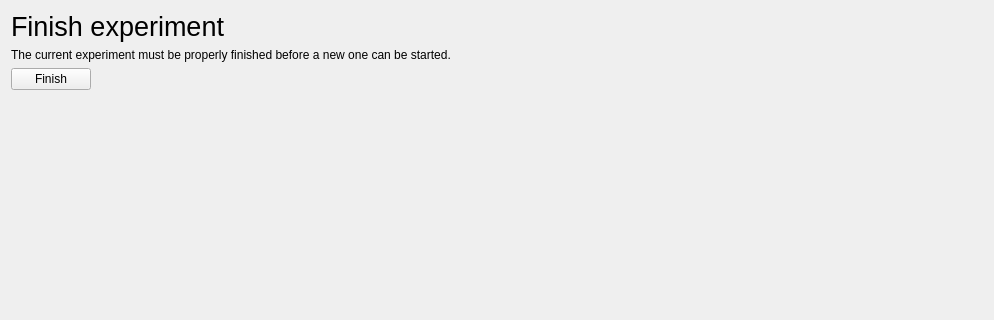
Above: nicos_ess/gui/panels/ui_files/finish_exp.ui from mlz-ictrl/nicos before the change; both pictures show x 0 to 994 and y 0 to 320 of the 994 by 687 pixel window. Below: the same form after it.
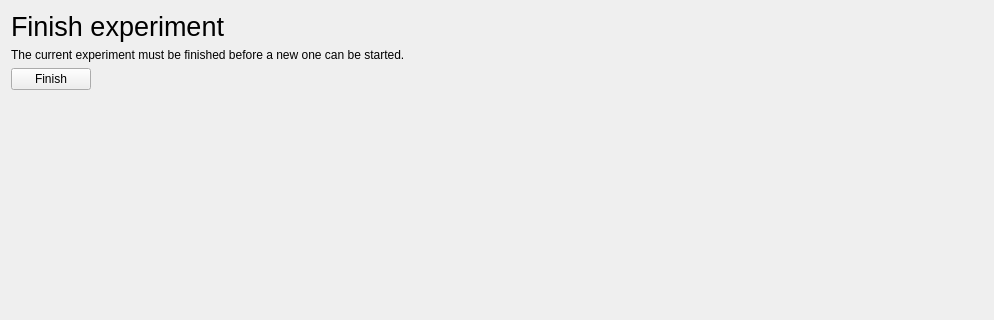
That is the form after the change.

Commit message:
ESS: Modify Finish Exp tab
Remove 'properly' from the statement in finish tab experiment.

Patch:
```diff
--- a/nicos_ess/gui/panels/ui_files/finish_exp.ui
+++ b/nicos_ess/gui/panels/ui_files/finish_exp.ui
@@ -44,7 +44,7 @@
       </sizepolicy>
      </property>
      <property name="text">
-      <string>The current experiment must be properly finished before a new one can be started.</string>
+      <string>The current experiment must be finished before a new one can be started.</string>
      </property>
     </widget>
    </item>
```
